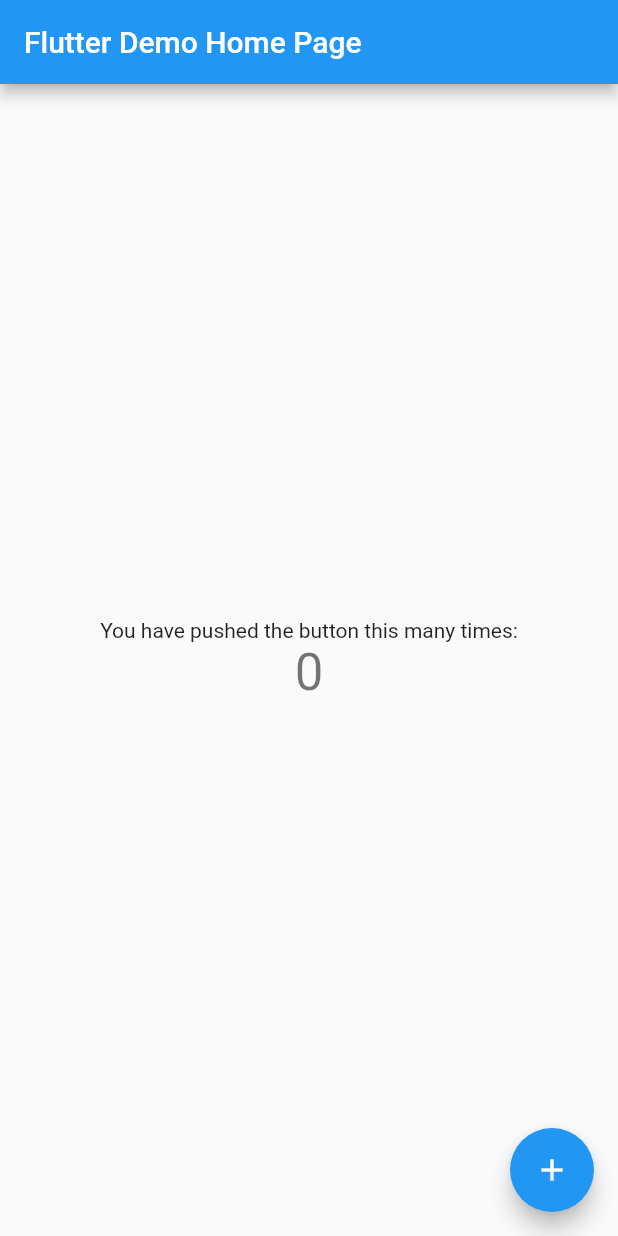
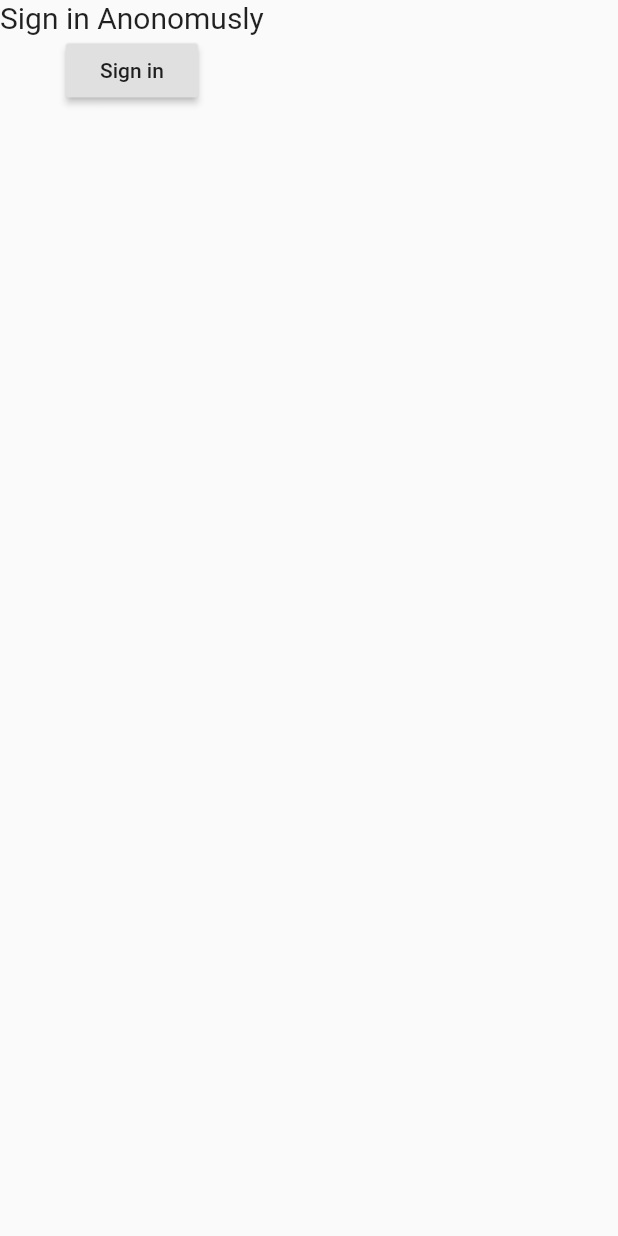
Before and after one commit to Netesh5/allaboutFirebase, a Flutter app: the screen it shows after launch, on a phone screen of 412 x 824 dp. Run offline on Flutter 3.47's test engine with Material 2 defaults, Android fonts, the phone set to English and light mode, and no system bars; our stand-ins replace firebase_auth; missing offline and left inert: dart:html; accounts and stored records are empty.

Commit message:
signin_ano

```diff
--- /dev/null
+++ b/lib/Firebase_functions/screens/authenticate/auth_screen.dart
@@ -0,0 +1,13 @@
+import 'dart:html';
+
+import 'package:firebaseapp/Firebase_functions/screens/authenticate/signin.dart';
+import 'package:flutter/material.dart';
+
+class auth extends StatelessWidget {
+  const auth({Key? key}) : super(key: key);
+
+  @override
+  Widget build(BuildContext context) {
+    return signin();
+  }
+}
--- /dev/null
+++ b/lib/Firebase_functions/screens/authenticate/signin.dart
@@ -0,0 +1,38 @@
+// ignore_for_file: deprecated_member_use
+
+import 'package:firebaseapp/services/auth.dart';
+import 'package:flutter/material.dart';
+
+class signin extends StatefulWidget {
+  @override
+  State<signin> createState() => siginState();
+}
+
+class siginState extends State<signin> {
+  AuthServices _auth = AuthServices();
+  @override
+  Widget build(BuildContext context) {
+    return Scaffold(
+      body: Column(
+        children: [
+          const Text(
+            "Sign in Anonomusly",
+            style: TextStyle(fontSize: 20),
+          ),
+          RaisedButton(
+            child: const Text("Sign in"),
+            onPressed: () async {
+              var result = await _auth.siginAnono();
+              if (result == null) {
+                debugPrint(result);
+              } else {
+                debugPrint("Signed in");
+                debugPrint(result);
+              }
+            },
+          )
+        ],
+      ),
+    );
+  }
+}
--- a/lib/main.dart
+++ b/lib/main.dart
@@ -1,115 +1,20 @@
+import 'package:firebaseapp/wrapper.dart';
 import 'package:flutter/material.dart';
 
 void main() {
-  runApp(const MyApp());
+  runApp(firebase());
 }
 
-class MyApp extends StatelessWidget {
-  const MyApp({Key? key}) : super(key: key);
+class firebase extends StatefulWidget {
+  State<firebase> createState() => firebaseState();
+}
 
-  // This widget is the root of your application.
+class firebaseState extends State<firebase> {
   @override
   Widget build(BuildContext context) {
     return MaterialApp(
-      title: 'Flutter Demo',
-      theme: ThemeData(
-        // This is the theme of your application.
-        //
-        // Try running your application with "flutter run". You'll see the
-        // application has a blue toolbar. Then, without quitting the app, try
-        // changing the primarySwatch below to Colors.green and then invoke
-        // "hot reload" (press "r" in the console where you ran "flutter run",
-        // or simply save your changes to "hot reload" in a Flutter IDE).
-        // Notice that the counter didn't reset back to zero; the application
-        // is not restarted.
-        primarySwatch: Colors.blue,
-      ),
-      home: const MyHomePage(title: 'Flutter Demo Home Page'),
+      debugShowCheckedModeBanner: false,
+      home: wrapper(),
     );
   }
 }
-
-class MyHomePage extends StatefulWidget {
-  const MyHomePage({Key? key, required this.title}) : super(key: key);
-
-  // This widget is the home page of your application. It is stateful, meaning
-  // that it has a State object (defined below) that contains fields that affect
-  // how it looks.
-
-  // This class is the configuration for the state. It holds the values (in this
-  // case the title) provided by the parent (in this case the App widget) and
-  // used by the build method of the State. Fields in a Widget subclass are
-  // always marked "final".
-
-  final String title;
-
-  @override
-  State<MyHomePage> createState() => _MyHomePageState();
-}
-
-class _MyHomePageState extends State<MyHomePage> {
-  int _counter = 0;
-
-  void _incrementCounter() {
-    setState(() {
-      // This call to setState tells the Flutter framework that something has
-      // changed in this State, which causes it to rerun the build method below
-      // so that the display can reflect the updated values. If we changed
-      // _counter without calling setState(), then the build method would not be
-      // called again, and so nothing would appear to happen.
-      _counter++;
-    });
-  }
-
-  @override
-  Widget build(BuildContext context) {
-    // This method is rerun every time setState is called, for instance as done
-    // by the _incrementCounter method above.
-    //
-    // The Flutter framework has been optimized to make rerunning build methods
-    // fast, so that you can just rebuild anything that needs updating rather
-    // than having to individually change instances of widgets.
-    return Scaffold(
-      appBar: AppBar(
-        // Here we take the value from the MyHomePage object that was created by
-        // the App.build method, and use it to set our appbar title.
-        title: Text(widget.title),
-      ),
-      body: Center(
-        // Center is a layout widget. It takes a single child and positions it
-        // in the middle of the parent.
-        child: Column(
-          // Column is also a layout widget. It takes a list of children and
-          // arranges them vertically. By default, it sizes itself to fit its
-          // children horizontally, and tries to be as tall as its parent.
-          //
-          // Invoke "debug painting" (press "p" in the console, choose the
-          // "Toggle Debug Paint" action from the Flutter Inspector in Android
-          // Studio, or the "Toggle Debug Paint" command in Visual Studio Code)
-          // to see the wireframe for each widget.
-          //
-          // Column has various properties to control how it sizes itself and
-          // how it positions its children. Here we use mainAxisAlignment to
-          // center the children vertically; the main axis here is the vertical
-          // axis because Columns are vertical (the cross axis would be
-          // horizontal).
-          mainAxisAlignment: MainAxisAlignment.center,
-          children: <Widget>[
-            const Text(
-              'You have pushed the button this many times:',
-            ),
-            Text(
-              '$_counter',
-              style: Theme.of(context).textTheme.headline4,
-            ),
-          ],
-        ),
-      ),
-      floatingActionButton: FloatingActionButton(
-        onPressed: _incrementCounter,
-        tooltip: 'Increment',
-        child: const Icon(Icons.add),
-      ), // This trailing comma makes auto-formatting nicer for build methods.
-    );
-  }
-}
--- /dev/null
+++ b/lib/wrapper.dart
@@ -0,0 +1,9 @@
+import 'package:firebaseapp/Firebase_functions/screens/authenticate/auth_screen.dart';
+import 'package:flutter/material.dart';
+
+class wrapper extends StatelessWidget {
+  @override
+  Widget build(BuildContext context) {
+    return auth();
+  }
+}
--- a/pubspec.yaml
+++ b/pubspec.yaml
@@ -34,6 +34,9 @@
   # The following adds the Cupertino Icons font to your application.
   # Use with the CupertinoIcons class for iOS style icons.
   cupertino_icons: ^1.0.2
+  firebase_auth: ^3.3.11
+  cloud_firestore: ^3.1.10
+  firebase_core: ^1.13.1
 
 dev_dependencies:
   flutter_test:
```
Also changed, not shown: lib/Firebase_functions/screens/home/home.dart (added, +10 -0 lines), lib/services/auth.dart (added, +22 -0 lines), pubspec.lock, 2 other files.
